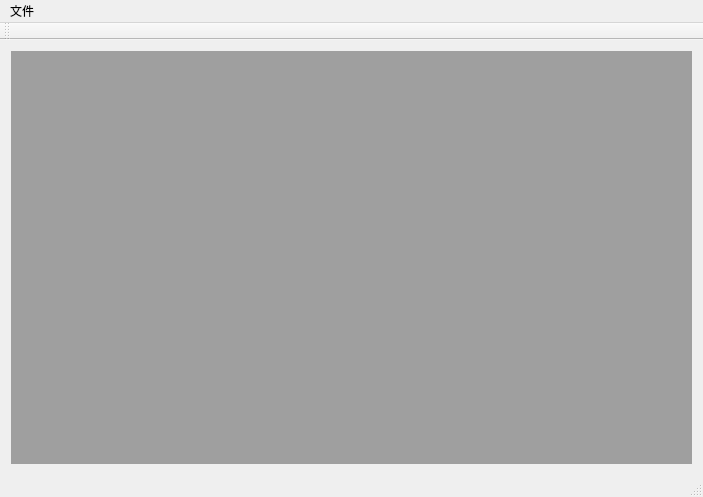
ImageMorphing/MorphingQtPro, file Morph/mainwindow.ui: the form before one commit.
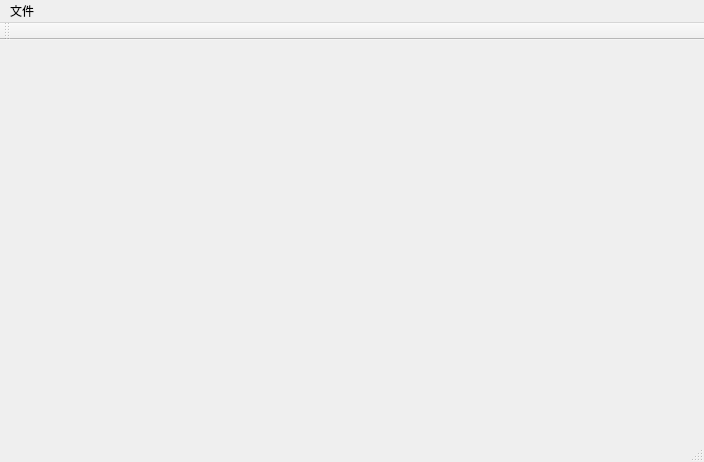
The form after the commit.

What changed in the file:
```diff
--- a/Morph/mainwindow.ui
+++ b/Morph/mainwindow.ui
@@ -6,43 +6,31 @@
    <rect>
     <x>0</x>
     <y>0</y>
-    <width>703</width>
-    <height>497</height>
+    <width>704</width>
+    <height>462</height>
    </rect>
   </property>
   <property name="windowTitle">
    <string>MainWindow</string>
   </property>
   <widget class="QWidget" name="centralWidget">
-   <layout class="QVBoxLayout" name="verticalLayout">
-    <item>
-     <layout class="QGridLayout" name="gridLayout">
-      <item row="0" column="0">
-       <widget class="QMdiArea" name="mdiArea"/>
-      </item>
-     </layout>
-    </item>
-   </layout>
+   <property name="sizePolicy">
+    <sizepolicy hsizetype="Expanding" vsizetype="Expanding">
+     <horstretch>0</horstretch>
+     <verstretch>0</verstretch>
+    </sizepolicy>
+   </property>
   </widget>
-  <widget class="QToolBar" name="mainToolBar">
-   <attribute name="toolBarArea">
-    <enum>TopToolBarArea</enum>
-   </attribute>
-   <attribute name="toolBarBreak">
-    <bool>false</bool>
-   </attribute>
-  </widget>
-  <widget class="QStatusBar" name="statusBar"/>
   <widget class="QMenuBar" name="menuBar">
    <property name="geometry">
     <rect>
      <x>0</x>
      <y>0</y>
-     <width>703</width>
+     <width>704</width>
      <height>22</height>
     </rect>
    </property>
-   <widget class="QMenu" name="menu_2">
+   <widget class="QMenu" name="menu">
     <property name="title">
      <string>文件</string>
     </property>
@@ -55,9 +43,18 @@
     </widget>
     <addaction name="menu"/>
    </widget>
-   <addaction name="menu_2"/>
+   <addaction name="menu"/>
   </widget>
-  <action name="loadImage">
+  <widget class="QToolBar" name="mainToolBar">
+   <attribute name="toolBarArea">
+    <enum>TopToolBarArea</enum>
+   </attribute>
+   <attribute name="toolBarBreak">
+    <bool>false</bool>
+   </attribute>
+  </widget>
+  <widget class="QStatusBar" name="statusBar"/>
+  <action name="load">
    <property name="text">
     <string>导入图像</string>
    </property>
```
Left out of the diff: 16 changed lines with no effect on the pictures.
